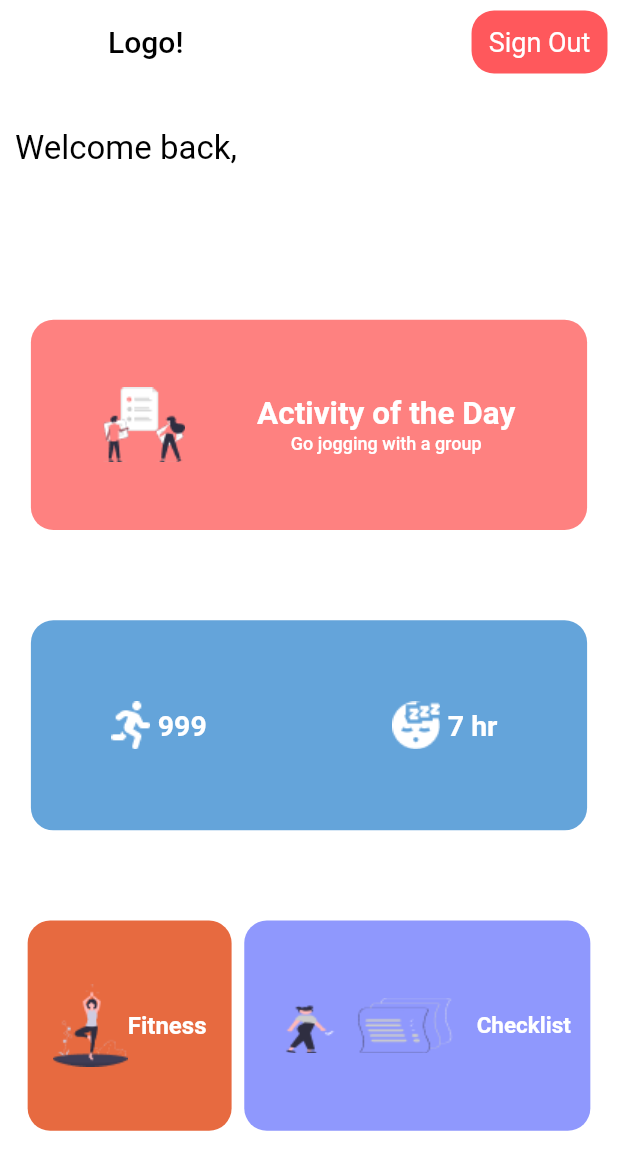
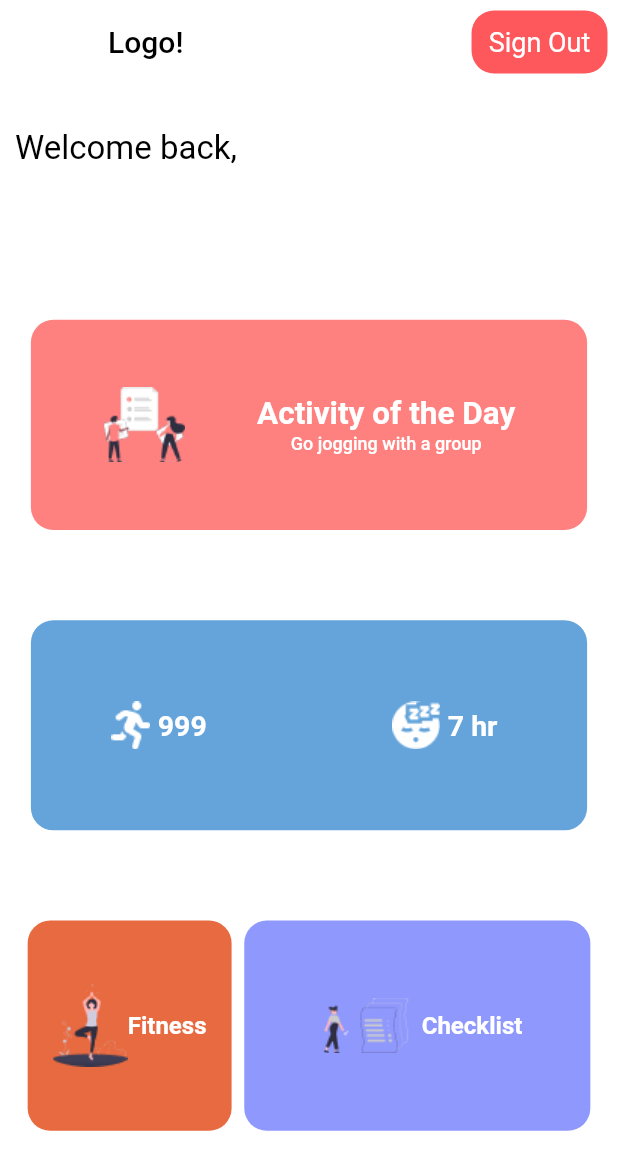
Before and after one commit to l3limp/pax, a Flutter app: the HomeScreen screen opened directly, on a phone screen of 412 x 824 dp. Shown: the top 1170 px of the screen. Run offline on Flutter 3.47's test engine with Material 2 defaults, Android fonts, the phone set to English and light mode, and no system bars; our stand-ins replace cloud_firestore, firebase_auth, firebase_core, firebase_storage, flutter_native_image, image_picker and 1 more; missing offline and left inert: a package; accounts and stored records are empty.

Commit message:
made the UI of to-do page

```diff
--- a/lib/screens/home.dart
+++ b/lib/screens/home.dart
@@ -233,12 +233,15 @@ class _HomeScreenState extends State<HomeScreen> {
                                 child: Row(
                                   mainAxisAlignment: MainAxisAlignment.center,
                                   children: [
-                                    Image.asset("assets/images/checklist.png"),
+                                    Image.asset(
+                                      "assets/images/checklist.png",
+                                      fit: BoxFit.cover,
+                                    ),
                                     const Text(
                                       "Checklist",
                                       style: TextStyle(
                                           color: Colors.white,
-                                          fontSize: 15.0,
+                                          fontSize: 16.0,
                                           fontWeight: FontWeight.bold),
                                     )
                                   ],
```
Also changed, not shown: lib/screens/routines/checkboxlist.dart (+9 -6 lines), lib/screens/routines/routines.dart (+16 -5 lines), assets/images/checklist.png.
